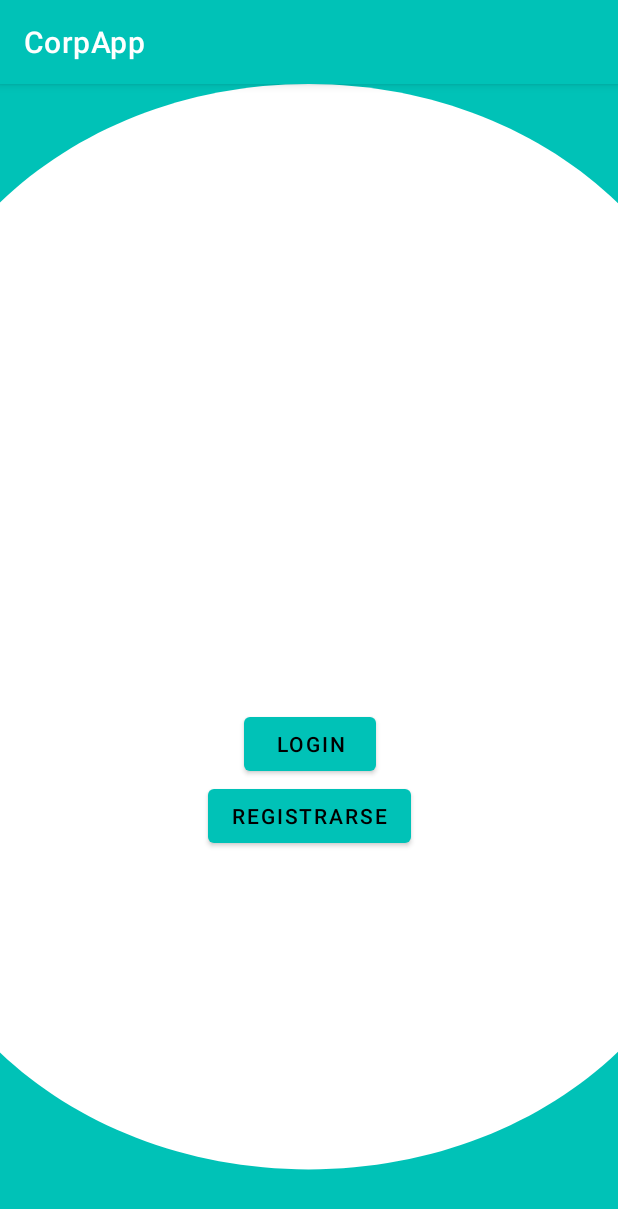
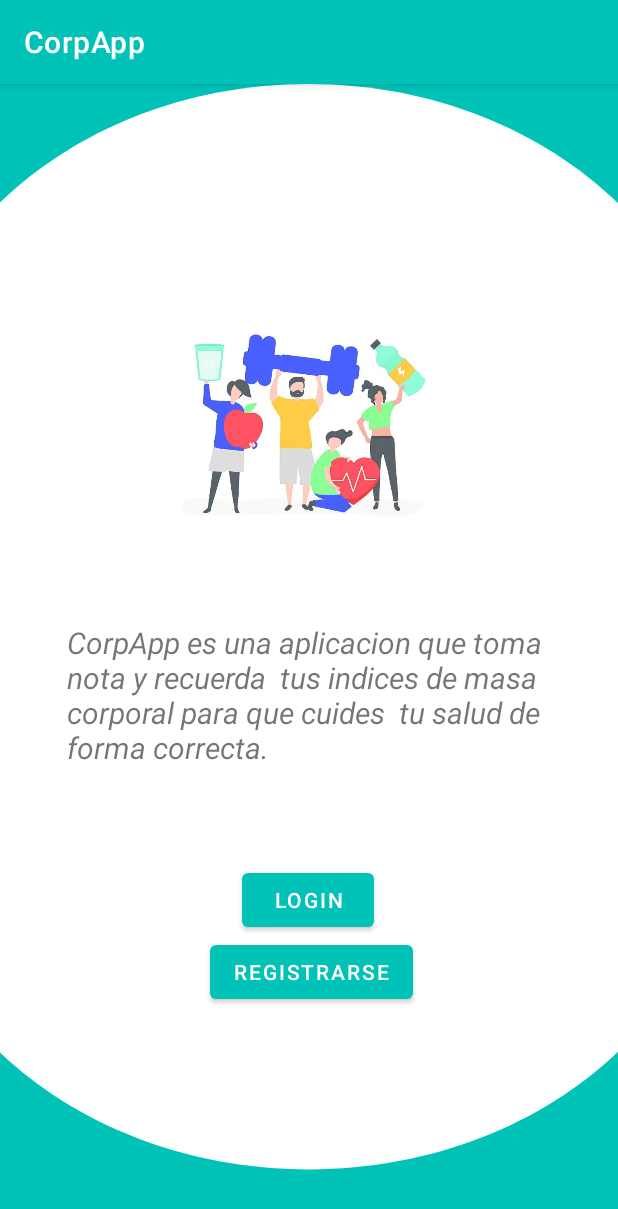
Before and after one commit to lpinedo/CorpAPP, an Android app: the screen it shows after launch (InitActivity), on a phone screen of 412 x 824 dp. Shown: the top 1209 px of the screen. Run offline under Robolectric (Android 15) with nearby library versions, the phone set to English and light mode, and no system bars.

Commit message:
día de las velitas

```diff
--- a/app/src/main/java/com/unab/corpapp/MenActivity.java
+++ b/app/src/main/java/com/unab/corpapp/MenActivity.java
@@ -37,7 +37,7 @@ public class MenActivity extends AppCompatActivity {
         mAdapter.notifyDataSetChanged();
         mRecycler.setAdapter(mAdapter);
 
-        this.setTitle("Mi mundo");
+        this.setTitle("Bienvenid@");
         getSupportActionBar().setDisplayHomeAsUpEnabled(true);
 
         btn_imcAdd = findViewById(R.id.btn_addimc);
--- a/app/src/main/res/layout/activity_init.xml
+++ b/app/src/main/res/layout/activity_init.xml
@@ -7,22 +7,50 @@
     android:background="@drawable/fondo1corpapp"
     tools:context=".InitActivity">
 
-    <Button
-        android:id="@+id/btn_registerGoView"
-        android:layout_width="wrap_content"
-        android:layout_height="wrap_content"
-        android:layout_marginBottom="256dp"
-        android:text="@string/btn_goRegisterView"
-        app:layout_constraintBottom_toBottomOf="parent"
-        app:layout_constraintEnd_toEndOf="parent"
-        app:layout_constraintStart_toStartOf="parent" />
+    <ImageView
+        android:id="@+id/imageView"
+        android:layout_width="172dp"
+        android:layout_height="159dp"
+        android:layout_marginTop="148dp"
+        app:layout_constraintEnd_toEndOf="@+id/textView"
+        app:layout_constraintStart_toStartOf="@+id/textView"
+        app:layout_constraintTop_toTopOf="parent"
+        app:srcCompat="@drawable/imaini" />
+
+    <TextView
+        android:id="@+id/textView"
+        android:layout_width="322dp"
+        android:layout_height="98dp"
+        android:layout_marginTop="33dp"
+        android:layout_marginBottom="45dp"
+        android:text="CorpApp es una aplicacion que toma nota y recuerda  tus indices de masa corporal para que cuides  tu salud de forma correcta. "
+        android:textSize="20dp"
+        android:textStyle="italic"
+        app:layout_constraintBottom_toTopOf="@+id/btn_loginGoView"
+        app:layout_constraintEnd_toEndOf="@+id/btn_loginGoView"
+        app:layout_constraintStart_toStartOf="@+id/btn_loginGoView"
+        app:layout_constraintTop_toBottomOf="@+id/imageView" />
 
     <Button
         android:id="@+id/btn_loginGoView"
         android:layout_width="wrap_content"
         android:layout_height="wrap_content"
         android:text="@string/txt_LogIn"
+        android:textColor="@color/white"
         app:layout_constraintBottom_toTopOf="@+id/btn_registerGoView"
         app:layout_constraintEnd_toEndOf="@+id/btn_registerGoView"
+        app:layout_constraintHorizontal_bias="0.448"
         app:layout_constraintStart_toStartOf="@+id/btn_registerGoView" />
+
+    <Button
+        android:id="@+id/btn_registerGoView"
+        android:layout_width="wrap_content"
+        android:layout_height="wrap_content"
+        android:layout_marginBottom="152dp"
+        android:text="@string/btn_goRegisterView"
+        android:textColor="@color/white"
+        app:layout_constraintBottom_toBottomOf="parent"
+        app:layout_constraintEnd_toEndOf="parent"
+        app:layout_constraintHorizontal_bias="0.507"
+        app:layout_constraintStart_toStartOf="parent" />
 </androidx.constraintlayout.widget.ConstraintLayout>
```
Also changed, not shown: app/src/main/res/layout/activity_login.xml (+8 -2 lines), app/src/main/res/layout/activity_men.xml (+10 -3 lines), app/src/main/res/drawable-v24/imaini.jpg (added).
